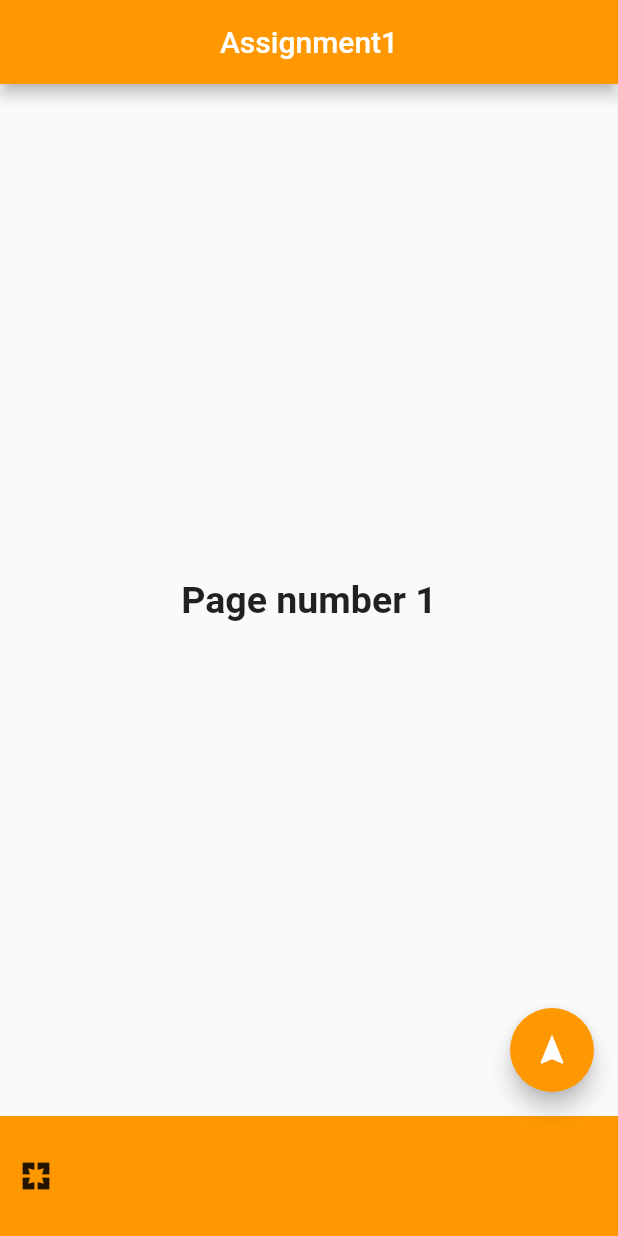
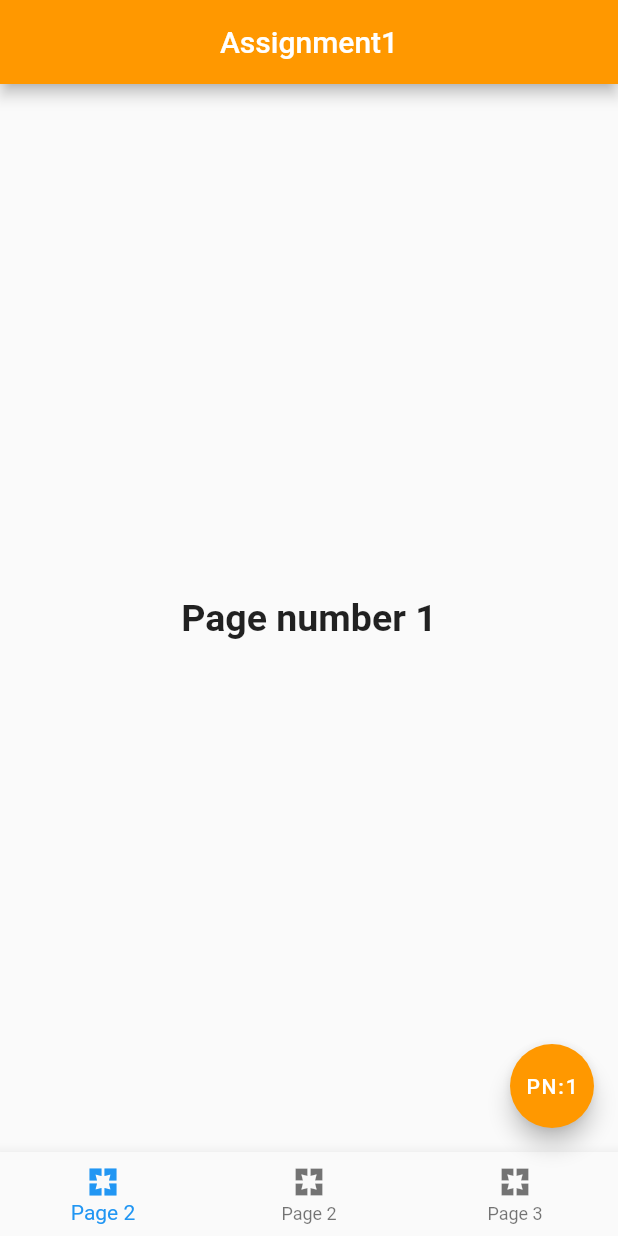
Before and after one commit to jahangirsim/OstadPractice, a Flutter app: the screen it shows after launch, on a phone screen of 412 x 824 dp. Run offline on Flutter 3.47's test engine with Material 2 defaults, Android fonts, the phone set to English and light mode, and no system bars.

Commit message:
Page no1

```diff
--- a/lib/main.dart
+++ b/lib/main.dart
@@ -47,18 +47,16 @@ class Assignment1 extends StatelessWidget {
       floatingActionButton: FloatingActionButton(
         onPressed: () {},
         backgroundColor: Colors.orange,
-        child: const Icon(Icons.navigation),
+        child: const Text('PN:1'),
 
       ),
-      bottomNavigationBar: Container(
-        color: Colors.orange,
-        height: 80,
-        child: Row(children: [
-          IconButton(onPressed: (){}, icon: const Icon(Icons.pages_sharp))
+      bottomNavigationBar: BottomNavigationBar(
+        items: [
+          const BottomNavigationBarItem(icon: Icon(Icons.pages_sharp), label: 'Page 2'),
+          const BottomNavigationBarItem(icon: Icon(Icons.pages_sharp), label: 'Page 2'),
+          const BottomNavigationBarItem(icon: Icon(Icons.pages_sharp), label: 'Page 3')
         ],
-        ),
       ),
-
       );
 
   }
```
